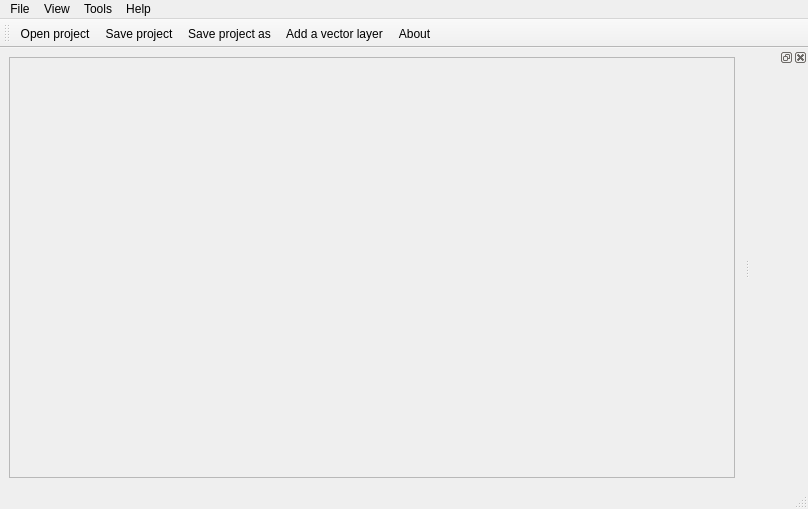
First picture: the form in ImgTest/GRAppBase.ui, repository xxssff/GR, before the edit.
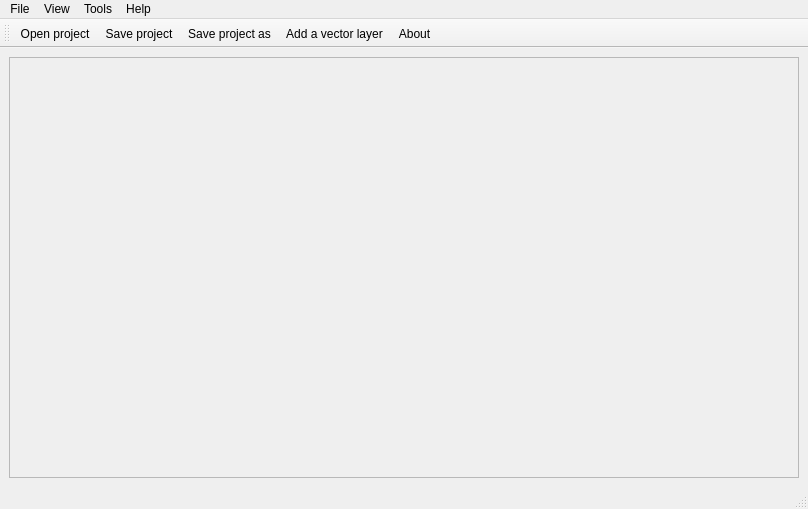
Second picture: the form after the edit. Icons and pictures are not drawn.

Patch:
```diff
--- a/ImgTest/GRAppBase.ui
+++ b/ImgTest/GRAppBase.ui
@@ -93,12 +93,6 @@
    <addaction name="actionAdd_a_vector_layer"/>
    <addaction name="action_About"/>
   </widget>
-  <widget class="QDockWidget" name="dockWidget">
-   <attribute name="dockWidgetArea">
-    <number>2</number>
-   </attribute>
-   <widget class="QWidget" name="dockWidgetContents"/>
-  </widget>
   <action name="actionOpen_project">
    <property name="icon">
     <iconset resource="imgtest.qrc">
```
Left out of the diff: 30 changed lines with no effect on the pictures.
